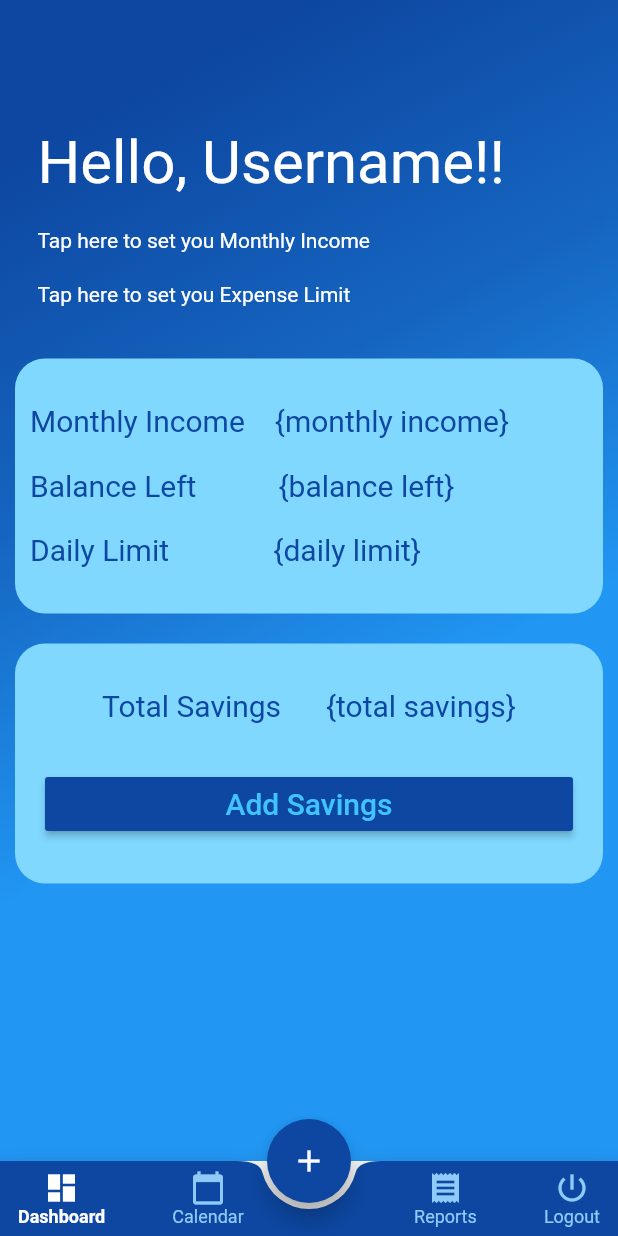
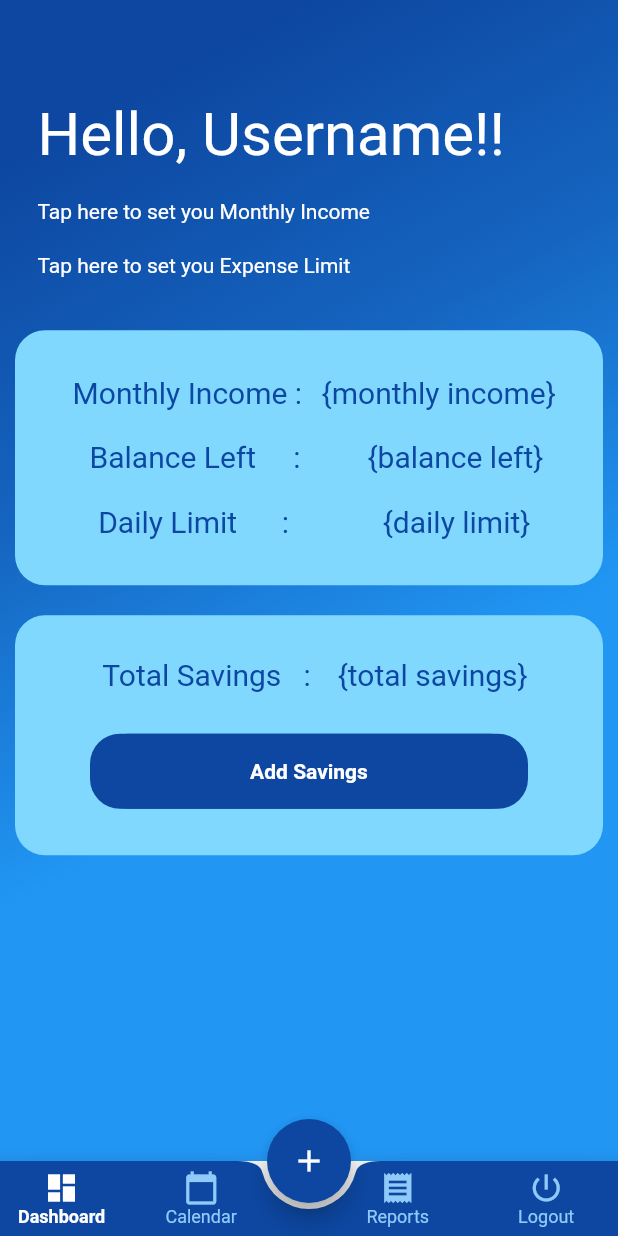
Before and after one commit to suryakantk94/Hacksprint_HS215_PS10_int-elligence, a Flutter app: the HomePage screen opened directly, on a phone screen of 412 x 824 dp. Run offline on Flutter 3.47's test engine with Material 2 defaults, Android fonts, the phone set to English and light mode, and no system bars; our stand-ins replace animated_splash_screen, charts_flutter, datetime_picker_formfield, flutter_datetime_picker, google_fonts, responsive_framework and 4 more; accounts and stored records are empty.

```diff
--- a/lib/screens/dashboard.dart
+++ b/lib/screens/dashboard.dart
@@ -11,6 +11,32 @@ class Dashboard extends StatefulWidget {
   DashboardState createState() => DashboardState();
 }
 
+class SizeConfig {
+  static MediaQueryData _mediaQueryData;
+  static double screenWidth;
+  static double screenHeight;
+  static double blockSizeHorizontal;
+  static double blockSizeVertical;
+  static double _safeAreaHorizontal;
+  static double _safeAreaVertical;
+  static double safeBlockHorizontal;
+  static double safeBlockVertical;
+
+  void init(BuildContext context) {
+    _mediaQueryData = MediaQuery.of(context);
+    screenWidth = _mediaQueryData.size.width;
+    screenHeight = _mediaQueryData.size.height;
+    blockSizeHorizontal = screenWidth / 100;
+    blockSizeVertical = screenHeight / 100;
+    _safeAreaHorizontal =
+        _mediaQueryData.padding.left + _mediaQueryData.padding.right;
+    _safeAreaVertical =
+        _mediaQueryData.padding.top + _mediaQueryData.padding.bottom;
+    safeBlockHorizontal = (screenWidth - _safeAreaHorizontal) / 100;
+    safeBlockVertical = (screenHeight - _safeAreaVertical) / 100;
+  }
+}
+
 final tabs = ['Dashboard', 'Calendar', 'Reports', 'Logout'];
 
 class DashboardState extends State<Dashboard> {
@@ -20,6 +46,7 @@ class DashboardState extends State<Dashboard> {
   // Widget currentScreen = HomePage();
   @override
   Widget build(BuildContext context) {
+    SizeConfig().init(context);
     return Scaffold(
       body: Container(
         padding: EdgeInsets.all(10),
@@ -36,7 +63,7 @@ class DashboardState extends State<Dashboard> {
             crossAxisAlignment: CrossAxisAlignment.start,
             children: <Widget>[
               SizedBox(
-                height: 60,
+                height: SizeConfig.safeBlockVertical * 5,
               ),
               Padding(
                 padding: EdgeInsets.all(15),
@@ -95,7 +122,7 @@ class DashboardState extends State<Dashboard> {
               FadeAnimation(
                 1.6,
                 Container(
-                  width: double.infinity,
+                  width: SizeConfig.safeBlockHorizontal * 100,
                   height: 170,
                   decoration: BoxDecoration(
                       color: Colors.lightBlueAccent[100],
@@ -105,7 +132,7 @@ class DashboardState extends State<Dashboard> {
                           bottomLeft: Radius.circular(20),
                           bottomRight: Radius.circular(20))),
                   child: Column(
-                    crossAxisAlignment: CrossAxisAlignment.start,
+                    crossAxisAlignment: CrossAxisAlignment.center,
                     children: <Widget>[
                       SizedBox(
                         height: 20,
@@ -121,19 +148,19 @@ class DashboardState extends State<Dashboard> {
                               children: [
                                 Row(
                                   crossAxisAlignment: CrossAxisAlignment.center,
-                                  mainAxisAlignment: MainAxisAlignment.start,
+                                  mainAxisAlignment: MainAxisAlignment.center,
                                   children: <Widget>[
                                     Container(
                                         padding: EdgeInsets.all(10),
                                         decoration: BoxDecoration(),
                                         child: Text(
-                                          "Monthly Income",
+                                          "Monthly Income :",
                                           style: TextStyle(
                                               fontSize: 20,
                                               color: Colors.blue[900]),
                                         )),
                                     Container(
-                                        padding: EdgeInsets.all(10),
+                                        padding: EdgeInsets.all(3),
                                         decoration: BoxDecoration(),
                                         child: Text(
                                           "{monthly income}", //print monthly income here
@@ -145,19 +172,19 @@ class DashboardState extends State<Dashboard> {
                                 ),
                                 Row(
                                   crossAxisAlignment: CrossAxisAlignment.center,
-                                  mainAxisAlignment: MainAxisAlignment.start,
+                                  mainAxisAlignment: MainAxisAlignment.center,
                                   children: <Widget>[
                                     Container(
                                         padding: EdgeInsets.all(10),
                                         decoration: BoxDecoration(),
                                         child: Text(
-                                          "Balance Left",
+                                          "Balance Left     :",
                                           style: TextStyle(
                                               fontSize: 20,
                                               color: Colors.blue[900]),
                                         )),
                                     Container(
-                                        padding: EdgeInsets.all(10),
+                                        padding: EdgeInsets.all(0),
                                         decoration: BoxDecoration(),
                                         child: Text(
                                           "       {balance left}", //print balance left here
@@ -169,19 +196,19 @@ class DashboardState extends State<Dashboard> {
                                 ),
                                 Row(
                                   crossAxisAlignment: CrossAxisAlignment.center,
-                                  mainAxisAlignment: MainAxisAlignment.start,
+                                  mainAxisAlignment: MainAxisAlignment.center,
                                   children: <Widget>[
                                     Container(
                                         padding: EdgeInsets.all(10),
                                         decoration: BoxDecoration(),
                                         child: Text(
-                                          "Daily Limit",
+                                          "Daily Limit      :",
                                           style: TextStyle(
                                               fontSize: 20,
                                               color: Colors.blue[900]),
                                         )),
                                     Container(
-                                        padding: EdgeInsets.all(10),
+                                        padding: EdgeInsets.all(3),
                                         decoration: BoxDecoration(),
                                         child: Text(
                                           "          {daily limit}", //print daily limit here
@@ -233,16 +260,16 @@ class DashboardState extends State<Dashboard> {
                                   mainAxisAlignment: MainAxisAlignment.center,
                                   children: <Widget>[
                                     Container(
-                                        padding: EdgeInsets.all(10),
+                                        padding: EdgeInsets.all(8),
                                         decoration: BoxDecoration(),
                                         child: Text(
-                                          "Total Savings",
+                                          "Total Savings   :",
                                           style: TextStyle(
                                               fontSize: 20,
                                               color: Colors.blue[900]),
                                         )),
                                     Container(
-                                        padding: EdgeInsets.all(10),
+                                        padding: EdgeInsets.all(0),
                                         decoration: BoxDecoration(),
                                         child: Text(
                                           "  {total savings}", //print total savings here
@@ -252,10 +279,20 @@ class DashboardState extends State<Dashboard> {
                                         )),
                                   ],
                                 ),
+                                SizedBox(
+                                  height: 20,
+                                ),
                                 Container(
-                                  padding: EdgeInsets.all(20),
+                                  height: 50,
                                   width: double.infinity,
-                                  child: RaisedButton(
+                                  margin: EdgeInsets.symmetric(horizontal: 50),
+                                  decoration: BoxDecoration(
+                                      borderRadius: BorderRadius.circular(20),
+                                      color: Colors.blue[900]),
+                                  child: FlatButton(
+                                    shape: RoundedRectangleBorder(
+                                        borderRadius:
+                                            new BorderRadius.circular(30.0)),
                                     color: Colors.blue[900],
                                     onPressed: () {
                                       Navigator.push(
@@ -265,11 +302,12 @@ class DashboardState extends State<Dashboard> {
                                           ));
                                     },
                                     child: Text(
-                                        "Add Savings", //add savings button
+                                      "Add Savings",
                                       style: TextStyle(
-                                            color: Colors.lightBlueAccent,
-                                            fontSize: 20),
-                                      )),
+                                          color: Colors.white,
+                                          fontWeight: FontWeight.bold),
+                                    ),
+                                  ),
                                 ),
                               ],
                             ),
@@ -304,7 +342,7 @@ showAlertDialog(BuildContext context) {
   AlertDialog alert = AlertDialog(
     shape: RoundedRectangleBorder(borderRadius: BorderRadius.circular(15)),
     title: Text(
-      "LOGOUT??",
+      "Logout",
       style: TextStyle(color: Colors.red),
     ),
     content: Text("Do you want to logout?"),
--- a/lib/screens/expdata.dart
+++ b/lib/screens/expdata.dart
@@ -28,10 +28,7 @@ class _ExpenseDataState extends State<ExpenseData> {
             crossAxisAlignment: CrossAxisAlignment.start,
             children: <Widget>[
               SizedBox(
-                height: 60,
-              ),
-              SizedBox(
-                height: 20,
+                height: 45,
               ),
               FadeAnimation(
                 1,
--- a/lib/screens/home.dart
+++ b/lib/screens/home.dart
@@ -1,3 +1,4 @@
+import 'package:pockett/screens/calendar.dart';
 import 'package:pockett/screens/dashboard.dart';
 import 'package:pockett/screens/login.dart';
 import 'package:pockett/screens/reports.dart';
@@ -67,12 +68,13 @@ class HomePageState extends State<HomePage> {
             isSelected: selectedPosition == 1,
             onTap: () {
               setState(() {
+                currentScreen = Calendar();
                 selectedPosition = 1;
               });
             },
           ),
           SizedBox(
-            width: 48,
+            width: 30,
           ),
           TabItem(
             text: tabs[2],
@@ -85,6 +87,9 @@ class HomePageState extends State<HomePage> {
               });
             },
           ),
+          SizedBox(
+            width: 3,
+          ),
           TabItem(
             text: tabs[3],
             icon: Icons.power_settings_new,
@@ -96,44 +101,11 @@ class HomePageState extends State<HomePage> {
               showAlertDialog(context);
             },
           ),
+          SizedBox(
+            width: 1,
+          ),
         ],
       ),
     );
   }
 }
-
-//logout alert box
-showAlertDialog(BuildContext context) {
-  // Create button
-  Widget okButton = FlatButton(
-    child: Text("Yes"),
-    onPressed: () {
-      Navigator.push(
-          context,
-          MaterialPageRoute(
-            builder: (context) => Login(),
-          ));
-    },
-  );
-
-  // Create AlertDialog
-  AlertDialog alert = AlertDialog(
-    shape: RoundedRectangleBorder(borderRadius: BorderRadius.circular(15)),
-    title: Text(
-      "Logout??",
-      style: TextStyle(color: Colors.red),
-    ),
-    content: Text("Are you sure you want to logout?"),
-    actions: [
-      okButton,
-    ],
-  );
-
-  // show the dialog
-  showDialog(
-    context: context,
-    builder: (BuildContext context) {
-      return alert;
-    },
-  );
-}
--- a/lib/screens/incexpdata.dart
+++ b/lib/screens/incexpdata.dart
@@ -28,10 +28,7 @@ class _IncExpDataState extends State<IncExpData> {
             crossAxisAlignment: CrossAxisAlignment.start,
             children: <Widget>[
               SizedBox(
-                height: 60,
-              ),
-              SizedBox(
-                height: 20,
+                height: 45,
               ),
               FadeAnimation(
                 1,
--- a/pubspec.yaml
+++ b/pubspec.yaml
@@ -38,6 +38,8 @@ dependencies:
   intl: ^0.16.1
   shared_preferences: ^0.5.12
   convert: ^2.1.1
+  charts_flutter: ^0.9.0
+  table_calendar: ^2.2.3
 
 flutter_icons:
   image_path: "assets/images/Pockett.png"
```
Also changed, not shown: lib/graphs/barchart.dart (added, +10 -0 lines), lib/graphs/barchart1.dart (added, +38 -0 lines), lib/graphs/incbar.dart (added, +137 -0 lines), lib/graphs/incpie.dart (added, +70 -0 lines), lib/screens/calendar.dart (added, +282 -0 lines), lib/screens/incdata.dart (+23 -6 lines), lib/screens/reports.dart (+5 -4 lines), pubspec.lock. Lines whose indentation alone changed are shown as unchanged.
